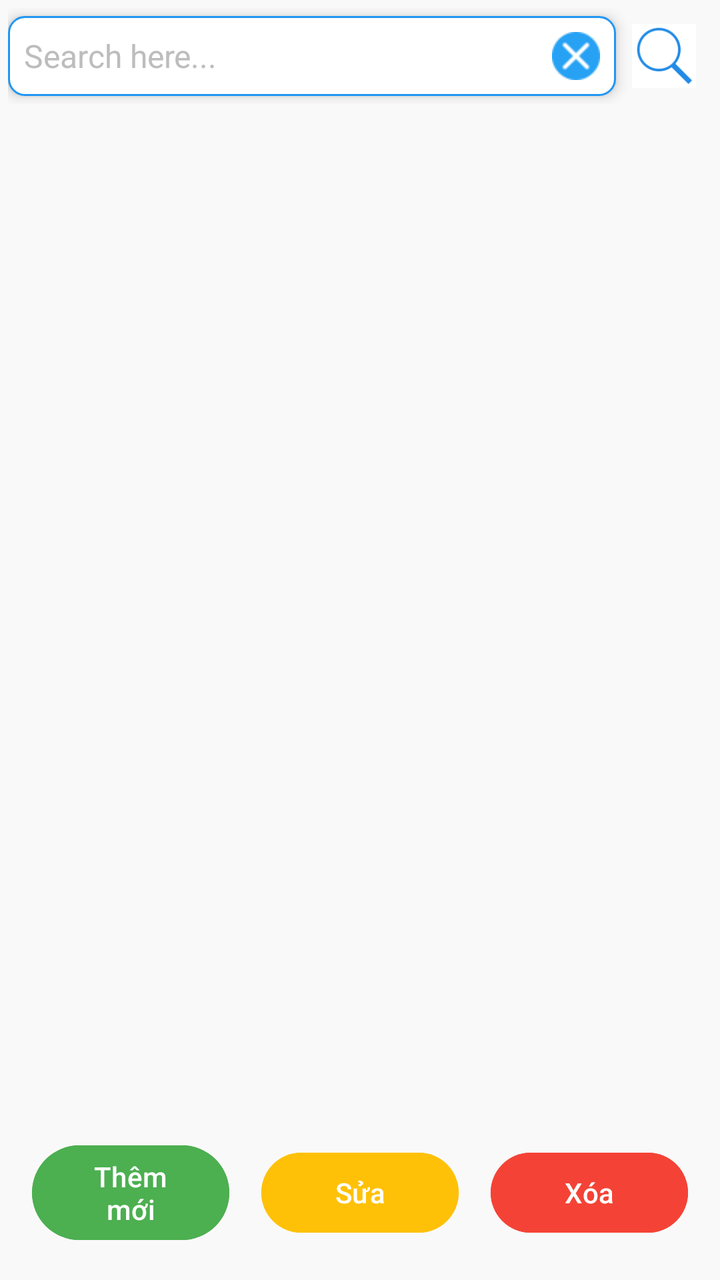
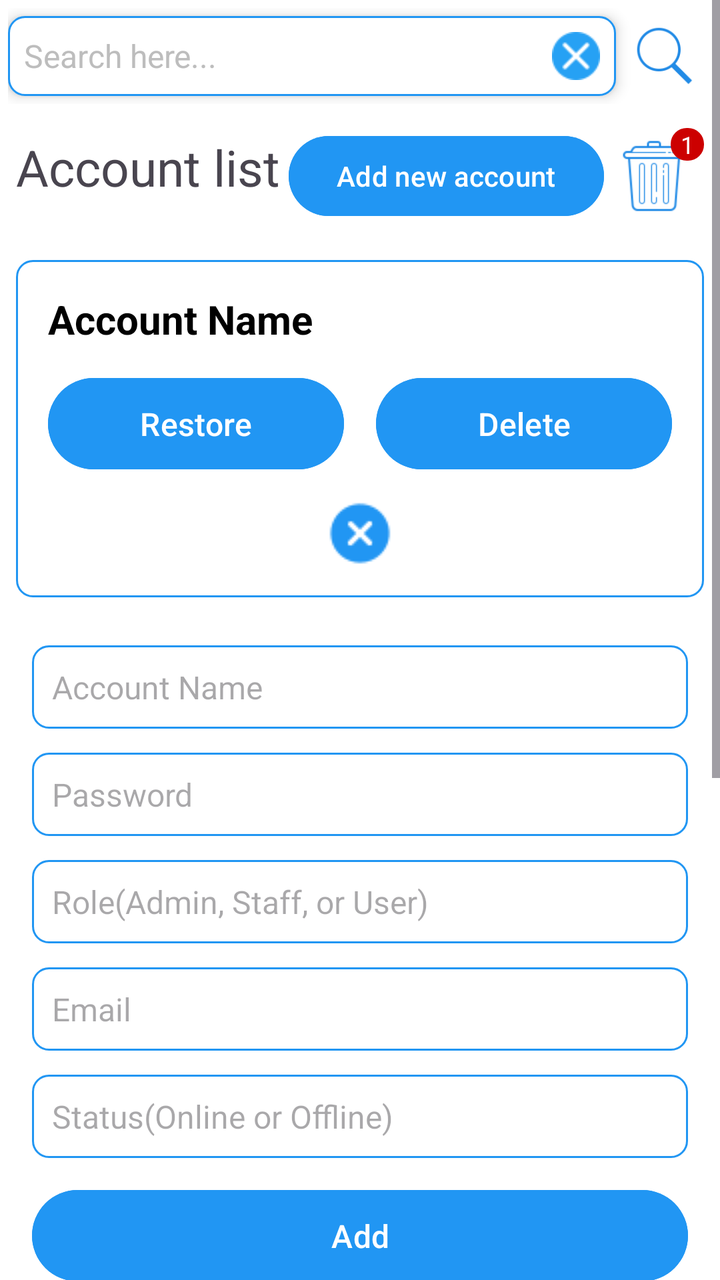

Compare the two renders of this Android layout. The source of the first and the diff that turns it into the second are given below.
<!-- AndroidManifest.xml: application theme Theme.BasicMobileProgramingProject -->
<!-- res/layout/activity_account_management.xml -->
<?xml version="1.0" encoding="utf-8"?>
<RelativeLayout xmlns:android="http://schemas.android.com/apk/res/android"
    android:layout_width="match_parent"
    android:layout_height="match_parent"
    android:background="#F9F9F9">

    <LinearLayout
        android:id="@+id/layout_search_bar"
        android:layout_width="match_parent"
        android:layout_height="wrap_content"
        android:gravity="center"
        android:padding="4dp">

        <LinearLayout
            android:layout_width="wrap_content"
            android:layout_height="wrap_content"
            android:layout_weight="1"
            android:background="@drawable/rounded_edittext"
            android:elevation="4dp"
            android:gravity="center_vertical"
            android:padding="8dp">

            <EditText
                android:id="@+id/edtSearch"
                android:layout_width="0dp"
                android:layout_height="wrap_content"
                android:layout_weight="1"
                android:background="@android:color/transparent"
                android:hint="Search here..."
                android:imeOptions="actionSearch"
                android:inputType="text"
                android:textColor="@color/black"
                android:textColorHint="#BDBDBD"
                android:textSize="16sp" />

            <ImageView
                android:id="@+id/btnClear"
                android:layout_width="24dp"
                android:layout_height="24dp"
                android:layout_marginStart="8dp"
                android:src="@drawable/icon_cancel" />
        </LinearLayout>

        <ImageButton
            android:id="@+id/btnSearch"
            android:layout_width="32dp"
            android:layout_height="32dp"
            android:layout_gravity="center"
            android:layout_margin="8dp"
            android:adjustViewBounds="true"
            android:background="@color/white"
            android:scaleType="centerInside"
            android:src="@drawable/icon_search_blue" />
    </LinearLayout>

    <androidx.recyclerview.widget.RecyclerView
        android:id="@+id/rv_account_list"
        android:layout_width="match_parent"
        android:layout_height="0dp"
        android:layout_below="@id/layout_search_bar"
        android:layout_above="@id/account_action_buttons"
        android:padding="16dp"
        android:clipToPadding="false" />

    <LinearLayout
        android:id="@+id/account_action_buttons"
        android:layout_width="match_parent"
        android:layout_height="wrap_content"
        android:layout_alignParentBottom="true"
        android:padding="16dp"
        android:orientation="horizontal"
        android:gravity="center">

        <Button
            android:id="@+id/btn_add_account"
            android:layout_width="0dp"
            android:layout_height="wrap_content"
            android:layout_weight="1"
            android:text="Thêm mới"
            android:backgroundTint="#4CAF50"
            android:textColor="#FFFFFF"
            android:textAllCaps="false"
            android:drawablePadding="8dp" />

        <View
            android:layout_width="16dp"
            android:layout_height="0dp" />

        <Button
            android:id="@+id/btn_edit_account"
            android:layout_width="0dp"
            android:layout_height="wrap_content"
            android:layout_weight="1"
            android:text="Sửa"
            android:backgroundTint="#FFC107"
            android:textColor="#FFFFFF"
            android:textAllCaps="false"
            android:drawablePadding="8dp" />

        <View
            android:layout_width="16dp"
            android:layout_height="0dp" />

        <Button
            android:id="@+id/btn_delete_account"
            android:layout_width="0dp"
            android:layout_height="wrap_content"
            android:layout_weight="1"
            android:text="Xóa"
            android:backgroundTint="#F44336"
            android:textColor="#FFFFFF"
            android:textAllCaps="false"
            android:drawablePadding="8dp" />
    </LinearLayout>

</RelativeLayout>
<!-- resources referenced by this layout -->
<resources>
  <color name="black">#FF000000</color>
  <color name="white">#FFFFFFFF</color>
  <!-- drawable icon_cancel: png bitmap (drawable, 1142 bytes) -->
  <!-- drawable icon_search_blue: png bitmap (drawable, 1896 bytes) -->
  <!-- drawable rounded_edittext (drawable) -->
  <?xml version="1.0" encoding="utf-8"?>
  <shape xmlns:android="http://schemas.android.com/apk/res/android">
      <solid android:color="@color/white" />
      <corners android:radius="8dp" />
      <stroke
          android:width="1dp"
          android:color="@color/blue" />
  </shape>
  <style name="Theme.BasicMobileProgramingProject" parent="Base.Theme.BasicMobileProgramingProject" />
  <color name="blue">#2196F3</color>
  <style name="Base.Theme.BasicMobileProgramingProject" parent="Theme.Material3.DayNight.NoActionBar">
          
          
      </style>
</resources>

<!-- the commit's change to res/layout/activity_account_management.xml (unified diff, before → after) -->
@@ -1,116 +1,438 @@
 <?xml version="1.0" encoding="utf-8"?>
-<RelativeLayout xmlns:android="http://schemas.android.com/apk/res/android"
+<LinearLayout xmlns:android="http://schemas.android.com/apk/res/android"
+    xmlns:app="http://schemas.android.com/apk/res-auto"
+    xmlns:tools="http://schemas.android.com/tools"
+    android:id="@+id/layoutRoot"
     android:layout_width="match_parent"
     android:layout_height="match_parent"
-    android:background="#F9F9F9">
-
-    <LinearLayout
-        android:id="@+id/layout_search_bar"
+    android:background="@color/white"
+    android:orientation="vertical">
+
+    <ScrollView
         android:layout_width="match_parent"
-        android:layout_height="wrap_content"
-        android:gravity="center"
-        android:padding="4dp">
+        android:layout_height="wrap_content">
 
         <LinearLayout
-            android:layout_width="wrap_content"
+            android:layout_width="match_parent"
             android:layout_height="wrap_content"
-            android:layout_weight="1"
-            android:background="@drawable/rounded_edittext"
-            android:elevation="4dp"
-            android:gravity="center_vertical"
-            android:padding="8dp">
-
-            <EditText
-                android:id="@+id/edtSearch"
-                android:layout_width="0dp"
+            android:orientation="vertical">
+
+            <LinearLayout
+                android:layout_width="match_parent"
                 android:layout_height="wrap_content"
-                android:layout_weight="1"
-                android:background="@android:color/transparent"
-                android:hint="Search here..."
-                android:imeOptions="actionSearch"
-                android:inputType="text"
-                android:textColor="@color/black"
-                android:textColorHint="#BDBDBD"
-                android:textSize="16sp" />
-
-            <ImageView
-                android:id="@+id/btnClear"
-                android:layout_width="24dp"
-                android:layout_height="24dp"
-                android:layout_marginStart="8dp"
-                android:src="@drawable/icon_cancel" />
+                android:gravity="center"
+                android:padding="4dp">
+
+                <LinearLayout
+                    android:layout_width="wrap_content"
+                    android:layout_height="wrap_content"
+                    android:layout_weight="1"
+                    android:background="@drawable/rounded_edittext"
+                    android:elevation="4dp"
+                    android:gravity="center_vertical"
+                    android:padding="8dp">
+
+                    <EditText
+                        android:id="@+id/edtSearch"
+                        android:layout_width="0dp"
+                        android:layout_height="wrap_content"
+                        android:layout_weight="1"
+                        android:background="@android:color/transparent"
+                        android:hint="Search here..."
+                        android:imeOptions="actionSearch"
+                        android:inputType="text"
+                        android:textColor="@color/black"
+                        android:textColorHint="#BDBDBD"
+                        android:textSize="16sp" />
+
+                    <ImageView
+                        android:id="@+id/btnClear"
+                        android:layout_width="24dp"
+                        android:layout_height="24dp"
+                        android:layout_marginStart="8dp"
+                        android:src="@drawable/icon_cancel" />
+                </LinearLayout>
+
+                <ImageButton
+                    android:id="@+id/btnSearch"
+                    android:layout_width="32dp"
+                    android:layout_height="32dp"
+                    android:layout_gravity="center"
+                    android:layout_margin="8dp"
+                    android:adjustViewBounds="true"
+                    android:background="@color/white"
+                    android:scaleType="centerInside"
+                    android:src="@drawable/icon_search_blue" />
+            </LinearLayout>
+
+            <LinearLayout
+                android:layout_width="match_parent"
+                android:layout_height="wrap_content"
+                android:orientation="horizontal"
+                android:padding="8dp">
+
+                <TextView
+                    android:id="@+id/textView12"
+                    android:layout_width="wrap_content"
+                    android:layout_height="wrap_content"
+                    android:layout_weight="1"
+                    android:text="Account list"
+                    android:textSize="25dp" />
+
+                <Button
+                    android:id="@+id/btnTurnOnBlockAddNewAccount"
+                    android:layout_width="wrap_content"
+                    android:layout_height="wrap_content"
+                    android:backgroundTint="@color/blue"
+                    android:text="Add new account"
+                    android:textColor="@color/white" />
+
+                <FrameLayout
+                    android:layout_width="wrap_content"
+                    android:layout_height="wrap_content">
+
+                    <ImageButton
+                        android:id="@+id/btnTurnOnBlockDeleteAccount"
+                        android:layout_width="50dp"
+                        android:layout_height="wrap_content"
+                        android:layout_gravity="center"
+                        android:adjustViewBounds="true"
+                        android:background="@color/white"
+                        android:padding="0dp"
+                        android:scaleType="centerInside"
+                        android:src="@drawable/icon_delete_blue" />
+
+                    <TextView
+                        android:id="@+id/badgeNumberOfAccountsDeleted"
+                        android:layout_width="wrap_content"
+                        android:layout_height="wrap_content"
+                        android:layout_gravity="end|top"
+                        android:background="@drawable/circle_cart"
+                        android:paddingLeft="5dp"
+                        android:paddingRight="5dp"
+                        android:text="1"
+                        android:textColor="@android:color/white"
+                        android:textSize="12sp" />
+                </FrameLayout>
+
+
+            </LinearLayout>
+
+            <LinearLayout
+                android:id="@+id/linearLayoutDeleteAndRestoreAccount"
+                android:layout_width="match_parent"
+                android:layout_height="wrap_content"
+                android:orientation="vertical">
+
+                <LinearLayout
+                    android:id="@+id/linearLayoutDeletedAccountDetail"
+                    android:layout_width="match_parent"
+                    android:layout_height="match_parent"
+                    android:layout_margin="8dp"
+                    android:background="@drawable/rounded_edittext"
+                    android:orientation="vertical"
+                    android:padding="16dp">
+
+                    <TextView
+                        android:id="@+id/txtDeletedAccountName"
+                        android:layout_width="match_parent"
+                        android:layout_height="wrap_content"
+                        android:layout_marginBottom="12dp"
+                        android:text="Account Name"
+                        android:textColor="@color/black"
+                        android:textSize="20sp"
+                        android:textStyle="bold" />
+
+                    <LinearLayout
+                        android:layout_width="match_parent"
+                        android:layout_height="wrap_content"
+                        android:gravity="center"
+                        android:orientation="horizontal"
+                        android:weightSum="2">
+
+                        <Button
+                            android:id="@+id/btnRestoreAccount"
+                            android:layout_width="0dp"
+                            android:layout_height="wrap_content"
+                            android:layout_marginEnd="8dp"
+                            android:layout_weight="1"
+                            android:backgroundTint="@color/blue"
+                            android:padding="12dp"
+                            android:text="Restore"
+                            android:textAllCaps="false"
+                            android:textColor="@android:color/white"
+                            android:textSize="16sp" />
+
+                        <Button
+                            android:id="@+id/btnDeleteActualAccount"
+                            android:layout_width="0dp"
+                            android:layout_height="wrap_content"
+                            android:layout_marginStart="8dp"
+                            android:layout_weight="1"
+                            android:backgroundTint="@color/blue"
+                            android:padding="12dp"
+                            android:text="Delete"
+                            android:textAllCaps="false"
+                            android:textColor="@android:color/white"
+                            android:textSize="16sp" />
+                    </LinearLayout>
+
+                    <ImageView
+                        android:id="@+id/btnCancelLinearLayoutDeletedAccountDetail"
+                        android:layout_width="wrap_content"
+                        android:layout_height="wrap_content"
+                        android:layout_gravity="center_horizontal"
+                        android:layout_marginTop="12dp"
+                        android:background="@drawable/icon_close"
+                        android:backgroundTint="@color/blue" />
+
+
+                </LinearLayout>
+
+                <androidx.recyclerview.widget.RecyclerView
+                    android:id="@+id/recyclerViewAccountHasBeenDeleted"
+                    android:layout_width="match_parent"
+                    android:layout_height="wrap_content"
+                    android:orientation="horizontal" />
+
+            </LinearLayout>
+
+            <LinearLayout
+                android:id="@+id/linearLayoutAddAndEditAccount"
+                android:layout_width="match_parent"
+                android:layout_height="wrap_content"
+                android:orientation="vertical"
+                android:padding="16dp">
+
+                <EditText
+                    android:id="@+id/edtAccountName"
+                    android:layout_width="match_parent"
+                    android:layout_height="wrap_content"
+                    android:layout_marginBottom="12dp"
+                    android:background="@drawable/rounded_edittext"
+                    android:hint="Account Name"
+                    android:inputType="text"
+                    android:padding="10dp"
+                    android:textColor="@color/black"
+                    android:textSize="16sp" />
+
+                <EditText
+                    android:id="@+id/edtPassword"
+                    android:layout_width="match_parent"
+                    android:layout_height="wrap_content"
+                    android:layout_marginBottom="12dp"
+                    android:background="@drawable/rounded_edittext"
+                    android:hint="Password"
+                    android:inputType="text"
+                    android:padding="10dp"
+                    android:textColor="@color/black"
+                    android:textSize="16sp" />
+
+                <EditText
+                    android:id="@+id/edtRole"
+                    android:layout_width="match_parent"
+                    android:layout_height="wrap_content"
+                    android:layout_marginBottom="12dp"
+                    android:background="@drawable/rounded_edittext"
+                    android:hint="Role(Admin, Staff, or User)"
+                    android:inputType="text"
+                    android:padding="10dp"
+                    android:textColor="@color/black"
+                    android:textSize="16sp" />
+
+                <EditText
+                    android:id="@+id/edtEmail"
+                    android:layout_width="match_parent"
+                    android:layout_height="wrap_content"
+                    android:layout_marginBottom="12dp"
+                    android:background="@drawable/rounded_edittext"
+                    android:hint="Email"
+                    android:inputType="textPostalAddress"
+                    android:padding="10dp"
+                    android:textColor="@color/black"
+                    android:textSize="16sp" />
+
+                <EditText
+                    android:id="@+id/edtStatus"
+                    android:layout_width="match_parent"
+                    android:layout_height="wrap_content"
+                    android:layout_marginBottom="12dp"
+                    android:background="@drawable/rounded_edittext"
+                    android:hint="Status(Online or Offline)"
+                    android:inputType="text"
+                    android:padding="10dp"
+                    android:textColor="@color/black"
+                    android:textSize="16sp" />
+
+                <Button
+                    android:id="@+id/btnAddNewAccount"
+                    android:layout_width="match_parent"
+                    android:layout_height="wrap_content"
+                    android:layout_marginBottom="12dp"
+                    android:backgroundTint="@color/blue"
+                    android:padding="12dp"
+                    android:text="Add"
+                    android:textAllCaps="false"
+                    android:textColor="@android:color/white"
+                    android:textSize="16sp" />
+
+                <Button
+                    android:id="@+id/btnFixAccount"
+                    android:layout_width="match_parent"
+                    android:layout_height="wrap_content"
+                    android:layout_marginBottom="12dp"
+                    android:backgroundTint="@color/blue"
+                    android:padding="12dp"
+                    android:text="Fix"
+                    android:textAllCaps="false"
+                    android:textColor="@android:color/white"
+                    android:textSize="16sp" />
+
+                <ImageView
+                    android:id="@+id/btnCloseLinearLayoutAddAndEditAccount"
+                    android:layout_width="wrap_content"
+                    android:layout_height="wrap_content"
+                    android:layout_gravity="center_horizontal"
+                    android:layout_marginTop="12dp"
+                    android:background="@drawable/icon_close"
+                    android:backgroundTint="@color/blue" />
+
+            </LinearLayout>
+
+            <LinearLayout
+                android:id="@+id/linearLayoutAccountDetail"
+                android:layout_width="match_parent"
+                android:layout_height="wrap_content"
+                android:layout_marginBottom="16dp"
+                android:orientation="vertical">
+
+                <androidx.constraintlayout.widget.ConstraintLayout
+                    android:layout_width="match_parent"
+                    android:layout_height="match_parent"
+                    android:background="@color/lightBlue"
+                    android:padding="16dp">
+
+                    <ImageView
+                        android:id="@+id/imageAccount"
+                        android:layout_width="100dp"
+                        android:layout_height="100dp"
+                        android:layout_marginStart="16dp"
+                        android:layout_marginTop="16dp"
+                        android:background="@drawable/border"
+                        android:scaleType="centerCrop"
+                        android:src="@drawable/icon_user_blue"
+                        app:layout_constraintStart_toStartOf="parent"
+                        app:layout_constraintTop_toTopOf="parent" />
+
+                    <TextView
+                        android:id="@+id/textAccountName"
+                        android:layout_width="wrap_content"
+                        android:layout_height="wrap_content"
+                        android:text="John Doe"
+                        android:textColor="@color/black"
+                        android:textSize="24sp"
+                        android:textStyle="bold"
+                        app:layout_constraintEnd_toEndOf="parent"
+                        app:layout_constraintStart_toStartOf="@+id/imageProfile"
+                        app:layout_constraintTop_toBottomOf="@+id/imageProfile" />
+
+                    <TextView
+                        android:id="@+id/textRole"
+                        android:layout_width="wrap_content"
+                        android:layout_height="wrap_content"
+                        android:text="Role: Admin"
+                        android:textColor="@color/black"
+                        android:textSize="16sp"
+                        app:layout_constraintEnd_toEndOf="parent"
+                        app:layout_constraintStart_toStartOf="@+id/imageProfile"
+                        app:layout_constraintTop_toBottomOf="@+id/textAccountName" />
+
+                    <TextView
+                        android:id="@+id/textPassword"
+                        android:layout_width="wrap_content"
+                        android:layout_height="wrap_content"
+                        android:text="Password: 123"
+                        android:textColor="@color/black"
+                        android:textSize="16sp"
+                        app:layout_constraintEnd_toEndOf="parent"
+                        app:layout_constraintStart_toStartOf="@+id/imageProfile"
+                        app:layout_constraintTop_toBottomOf="@+id/textRole" />
+
+                    <TextView
+                        android:id="@+id/textEmail"
+                        android:layout_width="wrap_content"
+                        android:layout_height="wrap_content"
+                        android:text="Email: john@examplepetstore.com"
+                        android:textColor="@color/black"
+                        android:textSize="16sp"
+                        app:layout_constraintEnd_toEndOf="parent"
+                        app:layout_constraintStart_toStartOf="@+id/imageProfile"
+                        app:layout_constraintTop_toBottomOf="@+id/textPassword" />
+
+                    <TextView
+                        android:id="@+id/textStatus"
+                        android:layout_width="wrap_content"
+                        android:layout_height="wrap_content"
+                        android:text="Status: Online"
+                        android:textColor="@color/black"
+                        android:textSize="16sp"
+                        app:layout_constraintEnd_toEndOf="parent"
+                        app:layout_constraintStart_toStartOf="@+id/imageProfile"
+                        app:layout_constraintTop_toBottomOf="@+id/textEmail" />
+
+                    <Button
+                        android:id="@+id/btnTurnOnBlockEditAccount"
+                        android:layout_width="wrap_content"
+                        android:layout_height="wrap_content"
+                        android:layout_marginTop="24dp"
+                        android:layout_marginEnd="16dp"
+                        android:backgroundTint="@color/blue"
+                        android:text="Edit"
+                        android:textColor="@color/white"
+                        app:layout_constraintBottom_toBottomOf="parent"
+                        app:layout_constraintEnd_toEndOf="parent"
+                        app:layout_constraintTop_toBottomOf="@+id/textStatus" />
+
+                    <Button
+                        android:id="@+id/btnDeleteAccount"
+                        android:layout_width="wrap_content"
+                        android:layout_height="wrap_content"
+                        android:layout_marginTop="24dp"
+                        android:layout_marginEnd="16dp"
+                        android:backgroundTint="@color/blue"
+                        android:text="Delete"
+                        android:textColor="@color/white"
+                        app:layout_constraintBottom_toBottomOf="parent"
+                        app:layout_constraintEnd_toStartOf="@+id/btnTurnOnBlockEditAccount"
+                        app:layout_constraintTop_toBottomOf="@+id/textStatus" />
+
+                    <ImageView
+                        android:id="@+id/btnExitLinearLayoutAccountDetail"
+                        android:layout_width="wrap_content"
+                        android:layout_height="wrap_content"
+                        android:layout_gravity="center_horizontal"
+                        android:layout_marginStart="8dp"
+                        android:background="@drawable/icon_close"
+                        android:backgroundTint="@color/blue"
+                        app:layout_constraintEnd_toStartOf="@+id/btnDelete"
+                        app:layout_constraintHorizontal_bias="0.0"
+                        app:layout_constraintStart_toStartOf="parent"
+                        tools:ignore="MissingConstraints"
+                        tools:layout_editor_absoluteY="154dp" />
+
+                </androidx.constraintlayout.widget.ConstraintLayout>
+
+            </LinearLayout>
+
+            <androidx.recyclerview.widget.RecyclerView
+                android:id="@+id/rv_account_list"
+                android:layout_width="match_parent"
+                android:layout_height="match_parent"
+                android:clipToPadding="false"
+                android:padding="16dp" />
+
         </LinearLayout>
 
-        <ImageButton
-            android:id="@+id/btnSearch"
-            android:layout_width="32dp"
-            android:layout_height="32dp"
-            android:layout_gravity="center"
-            android:layout_margin="8dp"
-            android:adjustViewBounds="true"
-            android:background="@color/white"
-            android:scaleType="centerInside"
-            android:src="@drawable/icon_search_blue" />
-    </LinearLayout>
-
-    <androidx.recyclerview.widget.RecyclerView
-        android:id="@+id/rv_account_list"
-        android:layout_width="match_parent"
-        android:layout_height="0dp"
-        android:layout_below="@id/layout_search_bar"
-        android:layout_above="@id/account_action_buttons"
-        android:padding="16dp"
-        android:clipToPadding="false" />
-
-    <LinearLayout
-        android:id="@+id/account_action_buttons"
-        android:layout_width="match_parent"
-        android:layout_height="wrap_content"
-        android:layout_alignParentBottom="true"
-        android:padding="16dp"
-        android:orientation="horizontal"
-        android:gravity="center">
-
-        <Button
-            android:id="@+id/btn_add_account"
-            android:layout_width="0dp"
-            android:layout_height="wrap_content"
-            android:layout_weight="1"
-            android:text="Thêm mới"
-            android:backgroundTint="#4CAF50"
-            android:textColor="#FFFFFF"
-            android:textAllCaps="false"
-            android:drawablePadding="8dp" />
-
-        <View
-            android:layout_width="16dp"
-            android:layout_height="0dp" />
-
-        <Button
-            android:id="@+id/btn_edit_account"
-            android:layout_width="0dp"
-            android:layout_height="wrap_content"
-            android:layout_weight="1"
-            android:text="Sửa"
-            android:backgroundTint="#FFC107"
-            android:textColor="#FFFFFF"
-            android:textAllCaps="false"
-            android:drawablePadding="8dp" />
-
-        <View
-            android:layout_width="16dp"
-            android:layout_height="0dp" />
-
-        <Button
-            android:id="@+id/btn_delete_account"
-            android:layout_width="0dp"
-            android:layout_height="wrap_content"
-            android:layout_weight="1"
-            android:text="Xóa"
-            android:backgroundTint="#F44336"
-            android:textColor="#FFFFFF"
-            android:textAllCaps="false"
-            android:drawablePadding="8dp" />
-    </LinearLayout>
-
-</RelativeLayout>
+    </ScrollView>
+
+</LinearLayout>
<!-- resource entries referenced after the edit -->
@@ -2,8 +2,26 @@
 <resources>
   <color name="black">#FF000000</color>
   <color name="white">#FFFFFFFF</color>
+  <!-- drawable border (drawable) -->
+  <?xml version="1.0" encoding="utf-8"?>
+  <shape xmlns:android="http://schemas.android.com/apk/res/android">
+      <solid android:color="@android:color/white"/>
+      <corners android:radius="16dp"/>
+      <stroke
+          android:color="@android:color/white"
+          android:width="2dp"/>
+  </shape>
+  <!-- drawable circle_cart (drawable) -->
+  <?xml version="1.0" encoding="utf-8"?>
+  <shape xmlns:android="http://schemas.android.com/apk/res/android">
+      <solid android:color="@android:color/holo_red_dark" />
+      <corners android:radius="8dp" />
+  </shape>
   <!-- drawable icon_cancel: png bitmap (drawable, 1142 bytes) -->
+  <!-- drawable icon_close: png bitmap (drawable, 1055 bytes) -->
+  <!-- drawable icon_delete_blue: png bitmap (drawable, 1351 bytes) -->
   <!-- drawable icon_search_blue: png bitmap (drawable, 1896 bytes) -->
+  <!-- drawable icon_user_blue: png bitmap (drawable, 717 bytes) -->
   <!-- drawable rounded_edittext (drawable) -->
   <?xml version="1.0" encoding="utf-8"?>
   <shape xmlns:android="http://schemas.android.com/apk/res/android">
@@ -15,6 +33,7 @@
   </shape>
   <style name="Theme.BasicMobileProgramingProject" parent="Base.Theme.BasicMobileProgramingProject" />
   <color name="blue">#2196F3</color>
+  <color name="lightBlue">#BBDEFB</color>
   <style name="Base.Theme.BasicMobileProgramingProject" parent="Theme.Material3.DayNight.NoActionBar">
           
           
